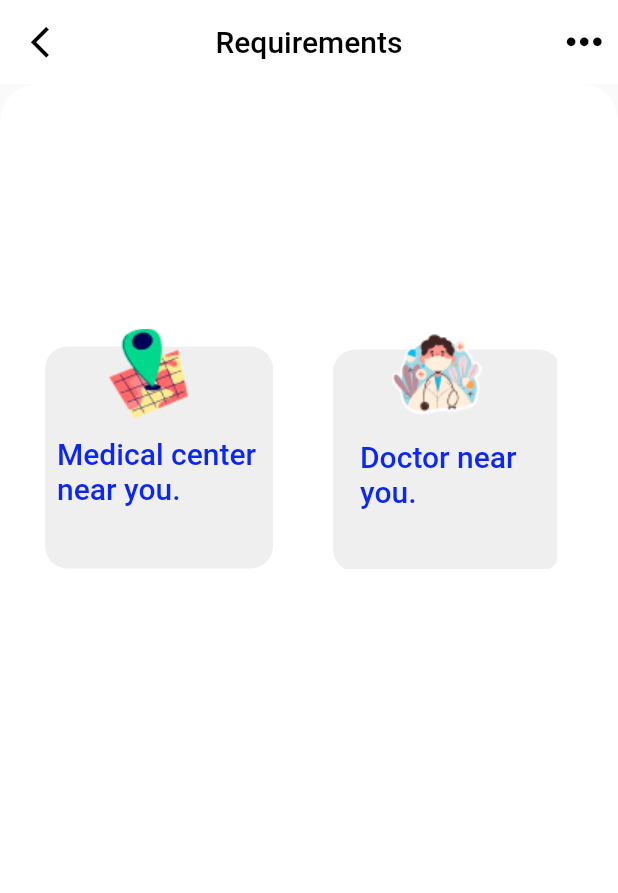
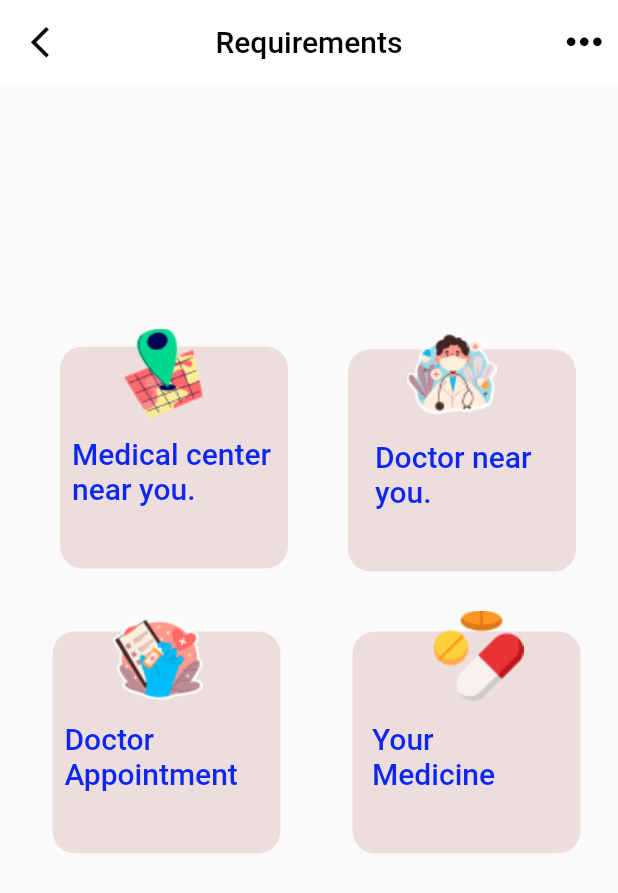
Before and after one commit to Komalsingh1512/CureIQ, a Flutter app: the mixturepage screen opened directly, on a phone screen of 412 x 824 dp. Shown: the top 893 px of the screen. Run offline on Flutter 3.47's test engine with Material 2 defaults, Android fonts, the phone set to English and light mode, and no system bars.

Commit message:
third commit

```diff
--- a/lib/loginscreen.dart
+++ b/lib/loginscreen.dart
@@ -164,7 +164,7 @@ class loginscreen extends StatelessWidget {
                   'Login with google',
                   style: TextStyle(
                       fontSize: 20,
-                      fontWeight: FontWeight.w600,
+                      fontWeight: FontWeight.w500,
                       color: Colors.grey[500]),
                 ),
               ),
--- a/lib/mixturepage.dart
+++ b/lib/mixturepage.dart
@@ -19,12 +19,14 @@ class mixturepage extends StatelessWidget {
               padding: const EdgeInsets.only(left: 10),
               child: new Icon(
                 Icons.arrow_back_ios,
-                color: Colors.black,
+                color: Color.fromARGB(255, 10, 10, 10),
                 size: 25,
               ),
             ),
-            onPressed: () => Navigator.pop(context,
-                MaterialPageRoute(builder: (context) => doctortalk()))),
+            onPressed: () {
+              Navigator.push(context,
+                  MaterialPageRoute(builder: (context) => doctortalk()));
+            }),
         backgroundColor: Colors.white,
         title: Text("Requirements", style: TextStyle(color: Colors.black)),
         centerTitle: true,
@@ -44,7 +46,7 @@ class mixturepage extends StatelessWidget {
       body: Container(
         width: double.infinity,
         decoration: BoxDecoration(
-          color: Color(0xffffffff),
+          // color: Color.fromARGB(255, 109, 80, 80),
           borderRadius: BorderRadius.circular(25),
         ),
         child: Column(
@@ -57,21 +59,25 @@ class mixturepage extends StatelessWidget {
                   crossAxisAlignment: CrossAxisAlignment.end,
                   children: [
                     Container(
-                        margin: EdgeInsets.fromLTRB(0, 0, 32, 19),
+                        margin: EdgeInsets.fromLTRB(0, 0, 0, 10),
                         width: double.infinity,
-                        height: 162,
+                        // color: Colors.amber,
+                        height: 180,
                         child: Row(
                           crossAxisAlignment: CrossAxisAlignment.center,
                           children: [
                             Container(
-                                padding: EdgeInsets.fromLTRB(0, 2, 20, 0),
+                                padding: EdgeInsets.fromLTRB(10, 2, 20, 0),
+                                width: 423,
                                 height: double.infinity,
+                                // color: Colors.black,
                                 child: Row(
                                   crossAxisAlignment: CrossAxisAlignment.end,
                                   children: [
                                     Container(
                                         width: 192,
                                         height: double.infinity,
+                                        // color: Colors.amber,
                                         child: Stack(
                                           children: [
                                             Positioned(
@@ -86,7 +92,8 @@ class mixturepage extends StatelessWidget {
                                                       borderRadius:
                                                           BorderRadius.circular(
                                                               15),
-                                                      color: Color(0xfff0efef),
+                                                      color: Color.fromARGB(
+                                                          255, 237, 221, 221),
                                                       border: Border(),
                                                     ),
                                                   ),
@@ -127,8 +134,9 @@ class mixturepage extends StatelessWidget {
                                           ],
                                         )),
                                     Container(
-                                        width: 179,
+                                        width: 200,
                                         height: double.infinity,
+                                        // color: Color.fromARGB(255, 126, 44, 14),
                                         child: Stack(
                                           children: [
                                             Positioned(
@@ -143,7 +151,8 @@ class mixturepage extends StatelessWidget {
                                                       borderRadius:
                                                           BorderRadius.circular(
                                                               15),
-                                                      color: Color(0xfff0efef),
+                                                      color: Color.fromARGB(
+                                                          255, 237, 221, 221),
                                                       border: Border(),
                                                     ),
                                                   ),
@@ -183,155 +192,155 @@ class mixturepage extends StatelessWidget {
                                             ),
                                           ],
                                         )),
-                                    // Container(
-                                    //     margin:
-                                    //         EdgeInsets.fromLTRB(30, 0, 31, 81),
-                                    //     width: double.infinity,
-                                    //     height: 160,
-                                    //     child: Row(
-                                    //       crossAxisAlignment:
-                                    //           CrossAxisAlignment.center,
-                                    //       children: [
-                                    //         Container(
-                                    //             margin: EdgeInsets.fromLTRB(
-                                    //                 0, 0, 25, 0),
-                                    //             width: 152,
-                                    //             height: double.infinity,
-                                    //             child: Stack(
-                                    //               children: [
-                                    //                 Positioned(
-                                    //                   // rectangle12A8o (17:175)
-                                    //                   left: 0,
-                                    //                   top: 12,
-                                    //                   child: Align(
-                                    //                     child: SizedBox(
-                                    //                       width: 152,
-                                    //                       height: 148,
-                                    //                       child: Container(
-                                    //                         decoration:
-                                    //                             BoxDecoration(
-                                    //                           borderRadius:
-                                    //                               BorderRadius
-                                    //                                   .circular(
-                                    //                                       15),
-                                    //                           color: Color(
-                                    //                               0xfff0efef),
-                                    //                           border: Border(),
-                                    //                         ),
-                                    //                       ),
-                                    //                     ),
-                                    //                   ),
-                                    //                 ),
-                                    //                 Positioned(
-                                    //                   // doctorappointmentGhd (17:176)
-                                    //                   left: 8,
-                                    //                   top: 73,
-                                    //                   child: Align(
-                                    //                     child: SizedBox(
-                                    //                       width: 124,
-                                    //                       height: 46,
-                                    //                       child: Text(
-                                    //                         'Doctor Appointment',
-                                    //                         style: TextStyle(
-                                    //                           fontSize: 20,
-                                    //                           fontWeight:
-                                    //                               FontWeight
-                                    //                                   .w500,
-                                    //                           height: 1.15,
-                                    //                           color: Color(
-                                    //                               0xff0b27f1),
-                                    //                         ),
-                                    //                       ),
-                                    //                     ),
-                                    //                   ),
-                                    //                 ),
-                                    //                 Positioned(
-                                    //                   // placeholder1ksh (17:177)
-                                    //                   left: 39,
-                                    //                   top: 0,
-                                    //                   child: Align(
-                                    //                     child: SizedBox(
-                                    //                         width: 60,
-                                    //                         height: 60,
-                                    //                         child: Image.asset(
-                                    //                           "assets/images/placeholder 1 (3).png",
-                                    //                           fit: BoxFit.cover,
-                                    //                         )),
-                                    //                   ),
-                                    //                 ),
-                                    //               ],
-                                    //             )),
-                                    //         Container(
-                                    //           width: 152,
-                                    //           height: double.infinity,
-                                    //           child: Stack(
-                                    //             children: [
-                                    //               Positioned(
-                                    //                 // rectangle12A8o (17:175)
-                                    //                 left: 0,
-                                    //                 top: 12,
-                                    //                 child: Align(
-                                    //                   child: SizedBox(
-                                    //                     width: 152,
-                                    //                     height: 148,
-                                    //                     child: Container(
-                                    //                       decoration:
-                                    //                           BoxDecoration(
-                                    //                         borderRadius:
-                                    //                             BorderRadius
-                                    //                                 .circular(
-                                    //                                     15),
-                                    //                         color: Color(
-                                    //                             0xfff0efef),
-                                    //                         border: Border(),
-                                    //                       ),
-                                    //                     ),
-                                    //                   ),
-                                    //                 ),
-                                    //               ),
-                                    //               Positioned(
-                                    //                 // doctorappointmentGhd (17:176)
-                                    //                 left: 8,
-                                    //                 top: 73,
-                                    //                 child: Align(
-                                    //                   child: SizedBox(
-                                    //                     width: 137,
-                                    //                     height: 46,
-                                    //                     child: Text(
-                                    //                       'Your Medicine report',
-                                    //                       style: TextStyle(
-                                    //                         fontSize: 20,
-                                    //                         fontWeight:
-                                    //                             FontWeight.w500,
-                                    //                         height: 1.15,
-                                    //                         color: Color(
-                                    //                             0xff0b27f1),
-                                    //                       ),
-                                    //                     ),
-                                    //                   ),
-                                    //                 ),
-                                    //               ),
-                                    //               Positioned(
-                                    //                 // placeholder1ksh (17:177)
-                                    //                 left: 39,
-                                    //                 top: 0,
-                                    //                 child: Align(
-                                    //                   child: SizedBox(
-                                    //                       width: 60,
-                                    //                       height: 60,
-                                    //                       child: Image.asset(
-                                    //                         "assets/images/placeholder 1 (3).png",
-                                    //                         fit: BoxFit.cover,
-                                    //                       )),
-                                    //                 ),
-                                    //               ),
-                                    //             ],
-                                    //           ),
-                                    //         )
-                                    //       ],
-                                    //     ))
                                   ],
                                 )),
+                          ],
+                        )),
+                    Container(
+                        // margin: EdgeInsets.fromLTRB(0, 0, 0, 10),
+                        width: double.infinity,
+                        height: 180,
+                        // color: Colors.amber,
+                        child: Row(
+                          crossAxisAlignment: CrossAxisAlignment.center,
+                          children: [
+                            Container(
+                                padding: EdgeInsets.fromLTRB(5, 2, 20, 0),
+                                width: 220,
+                                height: double.infinity,
+                                // color: Colors.black,
+                                child: Row(
+                                  crossAxisAlignment: CrossAxisAlignment.end,
+                                  children: [
+                                    Container(
+                                      width: 192,
+                                      height: double.infinity,
+                                      // color: Colors.amber,
+                                      child: Stack(
+                                        children: [
+                                          Positioned(
+                                            // rectangle12A8o (17:175)
+                                            left: 30,
+                                            top: 12,
+                                            child: Align(
+                                              child: SizedBox(
+                                                width: 152,
+                                                height: 148,
+                                                child: Container(
+                                                  decoration: BoxDecoration(
+                                                    borderRadius:
+                                                        BorderRadius.circular(
+                                                            15),
+                                                    color: Color.fromARGB(
+                                                        255, 237, 221, 221),
+                                                    border: Border(),
+                                                  ),
+                                                ),
+                                              ),
+                                            ),
+                                          ),
+                                          Positioned(
+                                            // doctorappointmentGhd (17:176)
+                                            left: 38,
+                                            top: 73,
+                                            child: Align(
+                                              child: SizedBox(
+                                                width: 138,
+                                                height: 46,
+                                                child: Text(
+                                                  'Doctor Appointment',
+                                                  style: TextStyle(
+                                                    fontSize: 20,
+                                                    fontWeight: FontWeight.w500,
+                                                    height: 1.15,
+                                                    color: Color(0xff0b27f1),
+                                                  ),
+                                                ),
+                                              ),
+                                            ),
+                                          ),
+                                          Positioned(
+                                            // placeholder1ksh (17:177)
+                                            left: 70,
+                                            top: 0,
+                                            child: Align(
+                                              child: SizedBox(
+                                                  width: 60,
+                                                  height: 60,
+                                                  child: Image.asset(
+                                                    "assets/images/placeholder 1 (2).png",
+                                                    fit: BoxFit.cover,
+                                                  )),
+                                            ),
+                                          ),
+                                        ],
+                                      ),
+                                    ),
+                                  ],
+                                )),
+                            Container(
+                              width: 200,
+                              height: double.infinity,
+                              // color: Colors.brown,
+                              child: Stack(
+                                children: [
+                                  Positioned(
+                                    // rectangle12A8o (17:175)
+                                    left: 15,
+                                    top: 14,
+                                    child: Align(
+                                      child: SizedBox(
+                                        width: 152,
+                                        height: 148,
+                                        child: Container(
+                                          decoration: BoxDecoration(
+                                            borderRadius:
+                                                BorderRadius.circular(15),
+                                            color: Color.fromARGB(
+                                                255, 237, 221, 221),
+                                            border: Border(),
+                                          ),
+                                        ),
+                                      ),
+                                    ),
+                                  ),
+                                  Positioned(
+                                    // doctorappointmentGhd (17:176)
+                                    left: 28,
+                                    top: 75,
+                                    child: Align(
+                                      child: SizedBox(
+                                        width: 124,
+                                        height: 46,
+                                        child: Text(
+                                          'Your Medicine report',
+                                          style: TextStyle(
+                                            fontSize: 20,
+                                            fontWeight: FontWeight.w500,
+                                            height: 1.15,
+                                            color: Color(0xff0b27f1),
+                                          ),
+                                        ),
+                                      ),
+                                    ),
+                                  ),
+                                  Positioned(
+                                    // placeholder1ksh (17:177)
+                                    left: 69,
+                                    top: 0,
+                                    child: Align(
+                                      child: SizedBox(
+                                          width: 60,
+                                          height: 60,
+                                          child: Image.asset(
+                                            "assets/images/placeholder 1 (3).png",
+                                            fit: BoxFit.cover,
+                                          )),
+                                    ),
+                                  ),
+                                ],
+                              ),
+                            )
                           ],
                         ))
                   ],
```
Also changed, not shown: lib/Scanscreen.dart (added, +20 -0 lines), lib/bottompage.dart (+6 -5 lines), lib/doctortalk.dart (+12 -12 lines), lib/homepage.dart (+57 -35 lines), lib/profile_page.dart (+25 -10 lines), assets/images/wave2.png (added), 1 other file.
